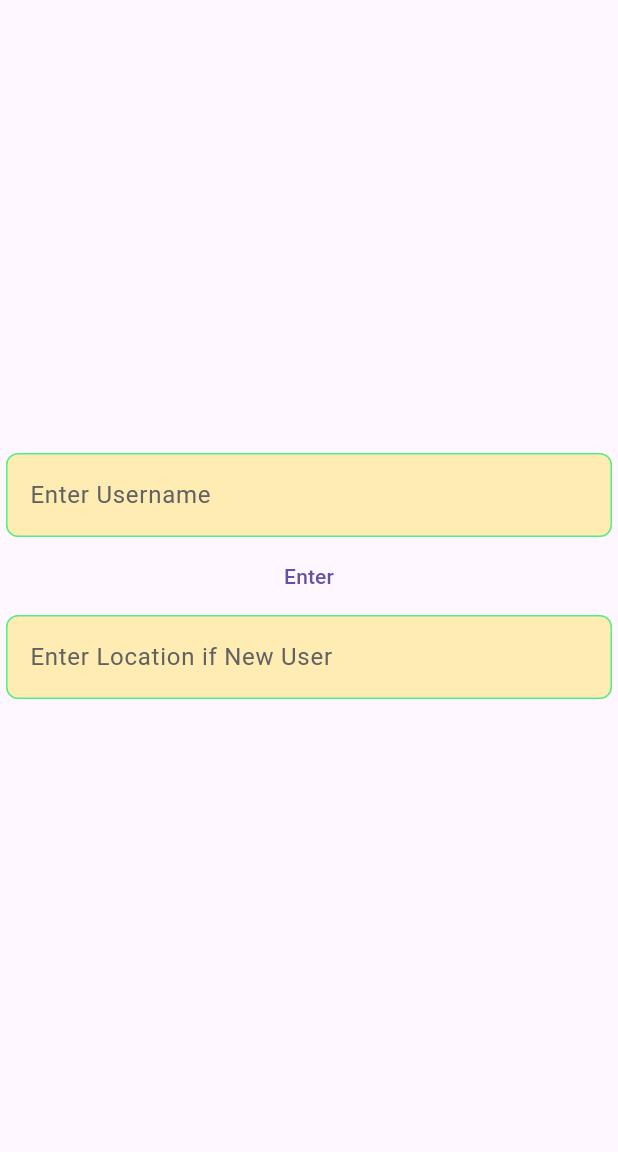
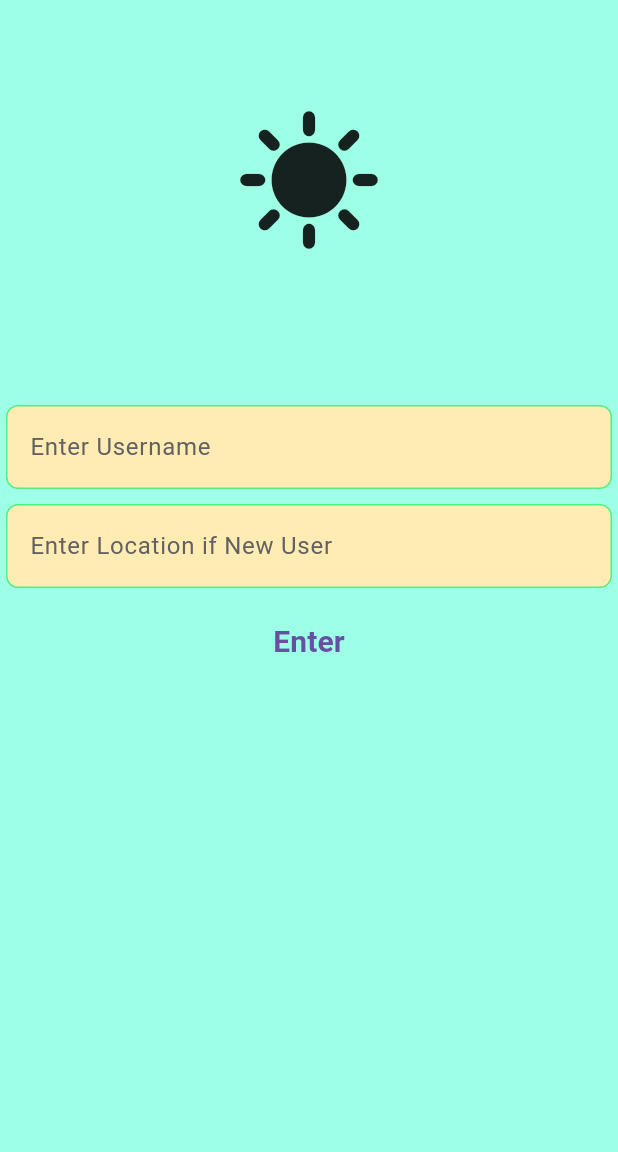
Before and after one commit to Sai-222777/WeatherApp, a Flutter app: the screen it shows after launch, on a phone screen of 412 x 824 dp, the part 84-1236 px from its top. Run offline on Flutter 3.47's test engine with Material 3 defaults, Android fonts, the phone set to English and light mode, and no system bars; our stand-ins replace shared_preferences.

Commit message:
entry final changes

```diff
--- a/lib/pages/enterpage.dart
+++ b/lib/pages/enterpage.dart
@@ -43,23 +43,29 @@ class _EnterpageState extends State<Enterpage> {
   Widget build(BuildContext context) {
     return Scaffold(
       appBar: AppBar(
-        title: Center(child: Text('WEATHER APP')),
+        title: const Center(child: Text('WEATHER APP')),
         backgroundColor: Colors.blue.shade200,
       ),
+      backgroundColor: Color.fromARGB(255, 158, 255, 231),
       body: Padding(
         padding: const EdgeInsets.symmetric(vertical: 20.0,horizontal: 4.0),
         child: Column(
-          mainAxisAlignment: MainAxisAlignment.center,
+          mainAxisAlignment: MainAxisAlignment.start,
           children: [
+            const SizedBox(height:50.0),
+            const Icon(Icons.sunny, size: 100.0,),
+            const SizedBox(height: 100.0,),
             MyTextField(controller: usernameController, hintText: 'Enter Username', obscureText: false),
+            const SizedBox(height: 10.0,),
+            MyTextField(controller: locationController, hintText: 'Enter Location if New User', obscureText: false),
+            const SizedBox(height: 10.0,),
             Container(
-              padding: EdgeInsets.all(2),
+              padding: const EdgeInsets.all(2),
               child: TextButton(
                 onPressed: enter,
-                child: Text('Enter')
+                child: const Text('Enter', style: TextStyle(fontWeight: FontWeight.bold, fontSize: 20.0),)
                 )
             ),
-            MyTextField(controller: locationController, hintText: 'Enter Location if New User', obscureText: false),
           ],
         ),
       ),
```
